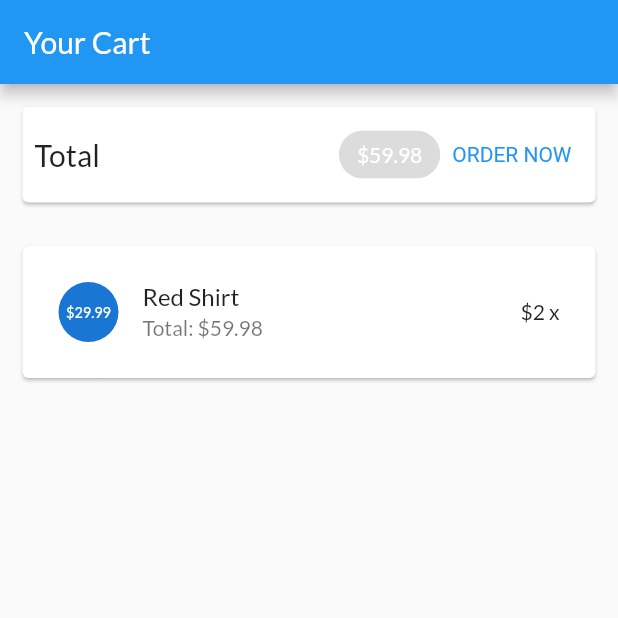
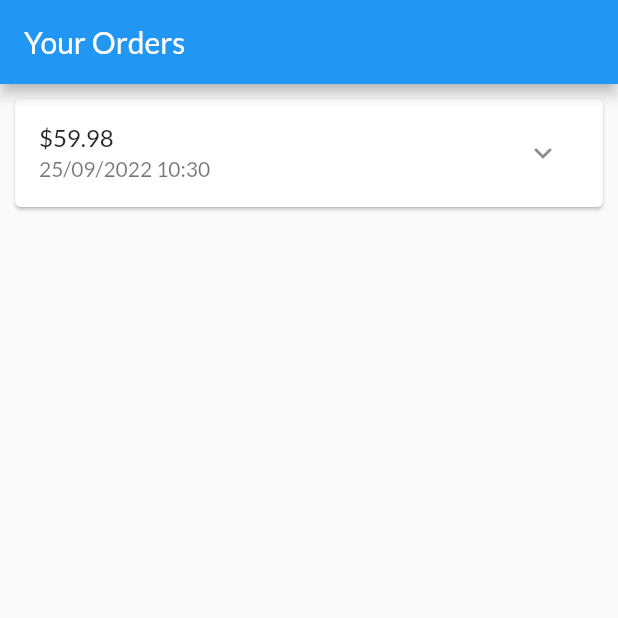
Before and after one commit to Zenfection1412/ct484-myshop, a Flutter app: the screen it shows after launch, on a phone screen of 412 x 824 dp, the top half of it. Run offline on Flutter 3.47's test engine with Material 2 defaults, Android fonts, the phone set to English and light mode, and no system bars.

Commit message:
Xay dung trang cac dat hang

```diff
--- a/lib/main.dart
+++ b/lib/main.dart
@@ -4,6 +4,8 @@ import 'ui/products/product_detail_screen.dart';
 import 'ui/products/product_overview_screen.dart';
 import 'ui/products/user_products_screen.dart';
 import 'ui/cart/cart_screen.dart';
+import 'ui/orders/orders_screen.dart';
+
 void main() {
   runApp(const MyApp());
 }
@@ -25,11 +27,8 @@ class MyApp extends StatelessWidget {
             secondary: Colors.deepOrange,
           ),
         ),
-        // home: Container(
-        //   color: Colors.green,
-        // ));
         home: SafeArea(
-          child: CartScreen(),
+          child: OrdersScreen(),
         ));
   }
 }
--- /dev/null
+++ b/lib/models/order_item.dart
@@ -0,0 +1,34 @@
+import 'package:myshop/models/product.dart';
+import 'cart_item.dart';
+
+class OrderItem {
+  final String? id;
+  final double amount;
+  final List<CartItem> products;
+  final DateTime dateTime;
+
+  OrderItem({
+    this.id,
+    required this.amount,
+    required this.products,
+    DateTime? dateTime,
+  }) : dateTime = dateTime ?? DateTime.now();
+
+  int get productCount {
+    return products.length;
+  }
+
+  OrderItem copyWith({
+    String? id,
+    double? amount,
+    List<CartItem>? products,
+    DateTime? dateTime,
+  }) {
+    return OrderItem(
+      id: id ?? this.id,
+      amount: amount ?? this.amount,
+      products: products ?? this.products,
+      dateTime: dateTime ?? this.dateTime,
+    );
+  }
+}
--- /dev/null
+++ b/lib/ui/orders/order_item_card.dart
@@ -0,0 +1,76 @@
+import 'dart:math';
+import 'package:flutter/material.dart';
+import 'package:intl/intl.dart';
+import '../../models/order_item.dart';
+
+class OrderItemCard extends StatefulWidget {
+  final OrderItem order;
+
+  const OrderItemCard(this.order, {super.key});
+
+  @override
+  State<OrderItemCard> createState() => _OderItemCardState();
+}
+
+class _OderItemCardState extends State<OrderItemCard> {
+  var _expanded = false;
+
+  @override
+  Widget build(BuildContext context) {
+    return Card(
+      margin: const EdgeInsets.all(10),
+      child: Column(
+        children: <Widget>[
+          buidOrderSummary(),
+          if (_expanded) buildOrderDetails()
+        ],
+      ),
+    );
+  }
+
+  Widget buildOrderDetails() {
+    return Container(
+      padding: const EdgeInsets.symmetric(horizontal: 15, vertical: 4),
+      height: min(widget.order.productCount * 20.0 + 10, 100),
+      child: ListView(
+          children: widget.order.products
+              .map((prod) => Row(
+                    mainAxisAlignment: MainAxisAlignment.spaceBetween,
+                    children: <Widget>[
+                      Text(
+                        prod.title,
+                        style: const TextStyle(
+                          fontSize: 18,
+                          fontWeight: FontWeight.bold,
+                        ),
+                      ),
+                      Text(
+                        '${prod.quantity}x \$${prod.price}',
+                        style: const TextStyle(
+                          fontSize: 18,
+                          color: Colors.grey,
+                        ),
+                      ),
+                    ],
+                  ))
+              .toList()),
+    );
+  }
+
+  Widget buidOrderSummary() {
+    return ListTile(
+      title: Text('\$${widget.order.amount}'),
+      subtitle: Text(
+        DateFormat('dd/MM/yyyy hh:mm').format(widget.order.dateTime),
+      ),
+      trailing: IconButton(
+        icon: Icon(_expanded ? Icons.expand_less : Icons.expand_more),
+        onPressed: () {
+          setState(() {
+            _expanded = !_expanded;
+          });
+        },
+      ),
+    );
+  }
+}
--- /dev/null
+++ b/lib/ui/orders/order_manager.dart
@@ -0,0 +1,24 @@
+import 'package:flutter/widgets.dart';
+import '../../models/cart_item.dart';
+import '../../models/order_item.dart';
+
+class OrdersManager with ChangeNotifier {
+  final List<OrderItem> _orders = [
+    OrderItem(
+      id: 'o1',
+      amount: 59.98,
+      products: [
+        CartItem(id: 'c1', title: 'Red Shirt', quantity: 2, price: 29)
+      ],
+      dateTime: DateTime.now(),
+    )
+  ];
+
+  int get orderCount {
+    return _orders.length;
+  }
+
+  List<OrderItem> get orders {
+    return [..._orders];
+  }
+}
--- /dev/null
+++ b/lib/ui/orders/orders_screen.dart
@@ -0,0 +1,22 @@
+import 'package:flutter/material.dart';
+import 'order_item_card.dart';
+import 'order_manager.dart';
+
+class OrdersScreen extends StatelessWidget {
+  const OrdersScreen({super.key});
+  static const routeName = '/orders';
+
+  @override
+  Widget build(BuildContext) {
+    print('Building orders');
+    final ordersManager = OrdersManager();
+    return Scaffold(
+      appBar: AppBar(
+        title: const Text('Your Orders'),
+      ),
+      body: ListView.builder(
+          itemCount: ordersManager.orderCount,
+          itemBuilder: (ctx, i) => OrderItemCard(ordersManager.orders[i])),
+    );
+  }
+}
--- a/pubspec.yaml
+++ b/pubspec.yaml
@@ -36,6 +36,7 @@ dependencies:
   # The following adds the Cupertino Icons font to your application.
   # Use with the CupertinoIcons class for iOS style icons.
   cupertino_icons: ^1.0.2
+  intl: ^0.17.0
 
 dev_dependencies:
   flutter_test:
```
Also changed, not shown: pubspec.lock.
